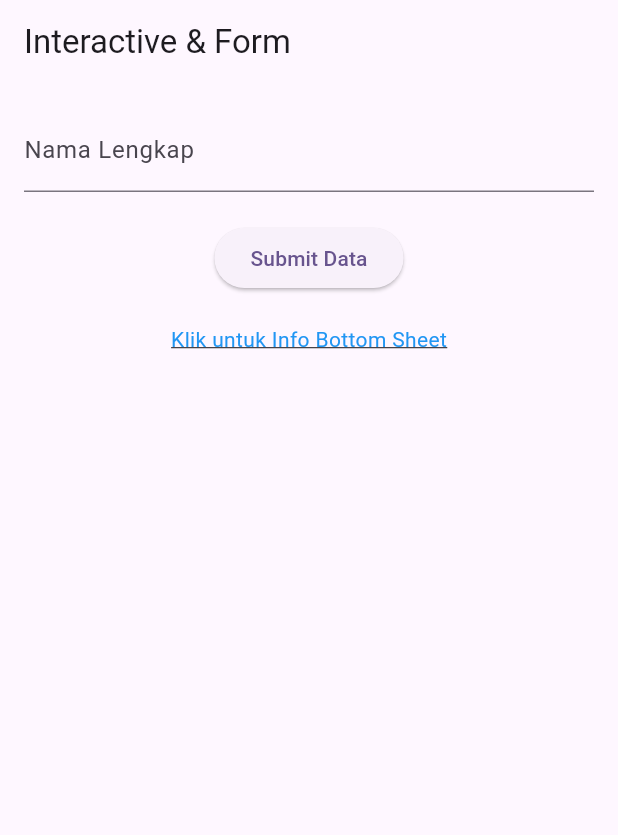
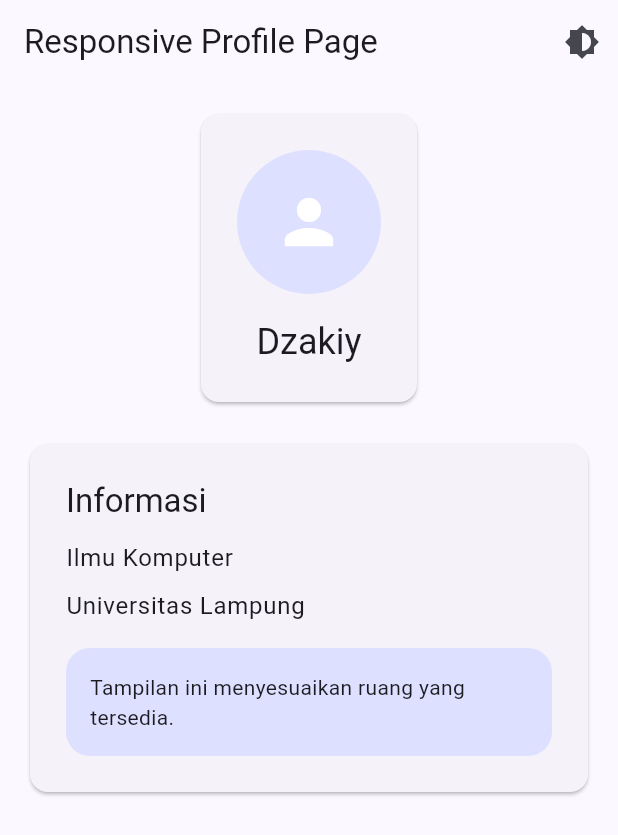
Before and after one commit to DzakiyArr/prak-mobilelanjut-2417051044, a Flutter app: the screen it shows after launch, on a phone screen of 412 x 824 dp. Shown: the top 835 px of the screen. Run offline on Flutter 3.47's test engine with Material 3 defaults, Android fonts, the phone set to English and light mode, and no system bars.

Commit message:
pertemuan 5

```diff
--- /dev/null
+++ b/lib/app_theme.dart
@@ -0,0 +1,19 @@
+import 'package:flutter/material.dart';
+
+class AppTheme {
+  static final ThemeData lightTheme = ThemeData(
+    useMaterial3: true,
+    colorScheme: ColorScheme.fromSeed(
+      seedColor: Colors.indigo,
+      brightness: Brightness.light,
+    ),
+  );
+
+  static final ThemeData darkTheme = ThemeData(
+    useMaterial3: true,
+    colorScheme: ColorScheme.fromSeed(
+      seedColor: Colors.indigo,
+      brightness: Brightness.dark,
+    ),
+  );
+}
--- a/lib/main.dart
+++ b/lib/main.dart
@@ -3,25 +3,41 @@
 import 'row_widget.dart';
 import 'first_widget.dart';
 import 'form_widget.dart';
+import 'app_theme.dart';
+import 'responsive_profile.dart';
 
 void main() {
   runApp(const MyApp());
 }
 
-class MyApp extends StatelessWidget {
+class MyApp extends StatefulWidget {
   const MyApp({super.key});
 
   @override
+  State<MyApp> createState() => _MyAppState();
+}
+
+class _MyAppState extends State<MyApp> {
+  ThemeMode themeMode = ThemeMode.light;
+
+  void toggleTheme() {
+    setState(() {
+      themeMode = themeMode == ThemeMode.light
+          ? ThemeMode.dark
+          : ThemeMode.light;
+    });
+  }
+  @override
   Widget build(BuildContext context) {
     return MaterialApp(
-      title: 'Praktikum Mobile Lanjut',
-      theme: ThemeData(
-        colorScheme: ColorScheme.fromSeed(
-          seedColor: Colors.deepPurple
-          ),
-          useMaterial3: true,
-      ),
-      home : const FormWidget(),
+      debugShowCheckedModeBanner: false,
+      title: 'Responsive Profile',
+      theme: AppTheme.lightTheme,
+      darkTheme: AppTheme.darkTheme,
+      themeMode: themeMode,
+      home: ResponsiveProfilePage(
+        onThemeChanged: toggleTheme,
+      )
     );
   }
 }
--- /dev/null
+++ b/lib/responsive_profile.dart
@@ -0,0 +1,135 @@
+import 'package:flutter/material.dart';
+
+class ResponsiveProfilePage extends StatelessWidget {
+  final VoidCallback onThemeChanged;
+
+  const ResponsiveProfilePage({
+    super.key,
+    required this.onThemeChanged,
+  });
+
+  @override
+  Widget build(BuildContext context) {
+    final size = MediaQuery.of(context).size;
+
+    return Scaffold(
+      appBar: AppBar(
+        title: const Text('Responsive Profile Page'),
+        actions: [
+          IconButton(
+            onPressed: onThemeChanged,
+            icon: const Icon(Icons.brightness_6),
+          ),
+        ],
+      ),
+      body: Padding(
+        padding: EdgeInsets.all(size.width < 600 ? 16 : 32),
+        child: LayoutBuilder(
+          builder: (context, constraints) {
+            return OrientationBuilder(
+              builder: (context, orientation) {
+                final isWide =
+                    constraints.maxWidth >= 600 ||
+                    orientation == Orientation.landscape;
+
+                return isWide
+                    ? const Row(
+                        crossAxisAlignment: CrossAxisAlignment.start,
+                        children: [
+                          Expanded(child: _ProfileHeader()),
+                          SizedBox(width: 20.0),
+                          Expanded(child: _ProfileInfo()),
+                        ]
+                      )
+                      : const Column(
+                        children: [
+                          _ProfileHeader(),
+                          SizedBox(height: 20.0),
+                          _ProfileInfo(),
+                        ],
+                      );
+              }
+            );
+          }
+        )
+      )
+    );
+  }
+}
+
+class _ProfileHeader extends StatelessWidget {
+  const _ProfileHeader();
+
+  @override
+  Widget build(BuildContext context) {
+    return Card(
+      child: Padding(
+        padding: const EdgeInsets.all(24),
+        child: Column(
+          children: [
+            CircleAvatar(
+              radius: 48,
+              child: Icon(
+                Icons.person,
+                size: 48,
+                color: Theme.of(context).colorScheme.onPrimary,
+              ),
+            ),
+            const SizedBox(height: 16),
+            Text(
+              'Dzakiy',
+              style: Theme.of(context).textTheme.headlineSmall,
+              textAlign: TextAlign.center,
+            )
+          ]
+        )
+      )
+    );
+  }
+}
+
+class _ProfileInfo extends StatelessWidget {
+  const _ProfileInfo();
+
+  @override
+  Widget build(BuildContext context) {
+    final scheme = Theme.of(context).colorScheme;
+
+    return Card(
+      child: Padding(
+        padding: const EdgeInsets.all(24),
+        child: Column(
+          crossAxisAlignment: CrossAxisAlignment.start,
+          children: [
+            Text(
+              'Informasi',
+              style: Theme.of(context).textTheme.titleLarge,
+            ),
+            const SizedBox(height: 12),
+            Text(
+              'Ilmu Komputer',
+              style: Theme.of(context).textTheme.bodyLarge,
+            ),
+            const SizedBox(height: 8),Text(
+              'Universitas Lampung',
+              style: Theme.of(context).textTheme.bodyLarge,
+            ),
+            const SizedBox(height: 16),
+            Container(
+              width: double.infinity,
+              padding: const EdgeInsets.all(16),
+              decoration: BoxDecoration(
+                color: scheme.primaryContainer,
+                borderRadius: BorderRadius.circular(16),
+              ),
+              child: Text(
+                'Tampilan ini menyesuaikan ruang yang tersedia.',
+                style: Theme.of(context).textTheme.bodyMedium,
+                ),
+              ),
+          ]
+        )
+      )
+    );
+  }
+}
```
